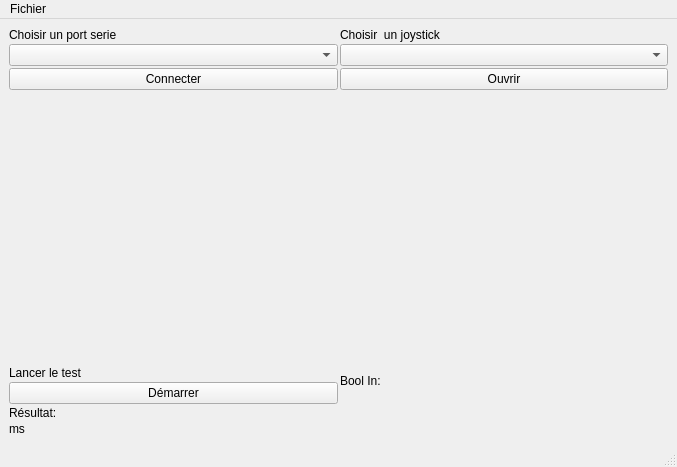
Old version of the form OutilsTest/mainWindow.ui in the repository MaxPhilb/epicArduino.
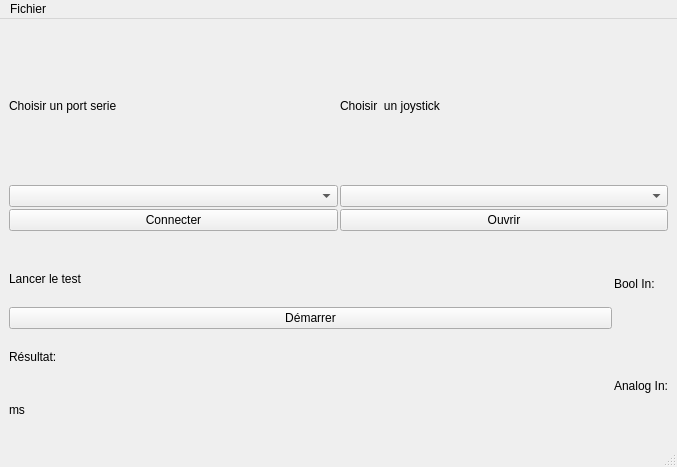
New version of the form.

The edit to the form file:
```diff
--- a/OutilsTest/mainWindow.ui
+++ b/OutilsTest/mainWindow.ui
@@ -53,19 +53,6 @@
             </property>
            </widget>
           </item>
-          <item>
-           <spacer name="verticalSpacer_2">
-            <property name="orientation">
-             <enum>Qt::Vertical</enum>
-            </property>
-            <property name="sizeHint" stdset="0">
-             <size>
-              <width>20</width>
-              <height>40</height>
-             </size>
-            </property>
-           </spacer>
-          </item>
          </layout>
         </item>
         <item>
@@ -87,19 +74,6 @@
             </property>
            </widget>
           </item>
-          <item>
-           <spacer name="verticalSpacer_4">
-            <property name="orientation">
-             <enum>Qt::Vertical</enum>
-            </property>
-            <property name="sizeHint" stdset="0">
-             <size>
-              <width>20</width>
-              <height>40</height>
-             </size>
-            </property>
-           </spacer>
-          </item>
          </layout>
         </item>
        </layout>
@@ -156,7 +130,7 @@
           <item>
            <layout class="QVBoxLayout" name="contenuGrid">
             <item>
-             <widget class="QLabel" name="label_4">
+             <widget class="QLabel" name="BoolIN">
               <property name="text">
                <string>Bool In:</string>
               </property>
@@ -165,17 +139,11 @@
            </layout>
           </item>
           <item>
-           <spacer name="horizontalSpacer_2">
-            <property name="orientation">
-             <enum>Qt::Horizontal</enum>
+           <widget class="QLabel" name="label_4">
+            <property name="text">
+             <string>Analog In:</string>
             </property>
-            <property name="sizeHint" stdset="0">
-             <size>
-              <width>40</width>
-              <height>20</height>
-             </size>
-            </property>
-           </spacer>
+           </widget>
           </item>
          </layout>
         </item>
```
Left out of the diff: 2 changed lines with no effect on the pictures.
